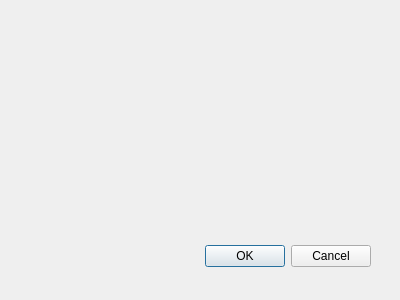
Qt form pipeline_planner_dialog_base.ui (Geosturm/qgis_pipelineplanner) before a commit.
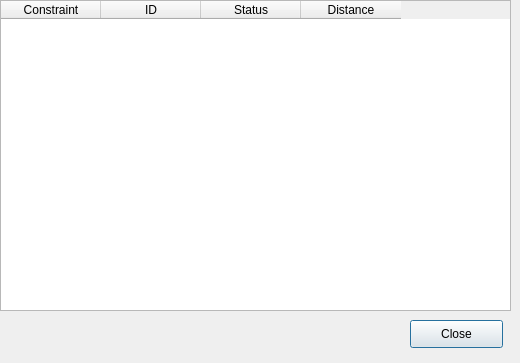
The same form after that commit.

Patch:
```diff
--- a/pipeline_planner_dialog_base.ui
+++ b/pipeline_planner_dialog_base.ui
@@ -1,31 +1,62 @@
-<ui version="4.0" >
- <class>PiplinePlannerDialogBase</class>
- <widget class="QDialog" name="PiplinePlannerDialogBase" >
-  <property name="geometry" >
+<?xml version="1.0" encoding="UTF-8"?>
+<ui version="4.0">
+ <class>dlgPipelineDialog</class>
+ <widget class="QDialog" name="dlgPipelineDialog">
+  <property name="geometry">
    <rect>
     <x>0</x>
     <y>0</y>
-    <width>400</width>
-    <height>300</height>
+    <width>520</width>
+    <height>363</height>
    </rect>
   </property>
   <property name="windowTitle" >
    <string>Pipeline Planner</string>
   </property>
-  <widget class="QDialogButtonBox" name="button_box" >
-   <property name="geometry" >
+  <widget class="QTableWidget" name="tblImpacts">
+   <property name="geometry">
     <rect>
-     <x>30</x>
-     <y>240</y>
-     <width>341</width>
-     <height>32</height>
+     <x>0</x>
+     <y>0</y>
+     <width>511</width>
+     <height>311</height>
     </rect>
    </property>
-   <property name="orientation" >
-    <enum>Qt::Horizontal</enum>
+   <property name="alternatingRowColors">
+    <bool>true</bool>
    </property>
-   <property name="standardButtons" >
-    <set>QDialogButtonBox::Cancel|QDialogButtonBox::Ok</set>
+   <column>
+    <property name="text">
+     <string>Constraint</string>
+    </property>
+   </column>
+   <column>
+    <property name="text">
+     <string>ID</string>
+    </property>
+   </column>
+   <column>
+    <property name="text">
+     <string>Status</string>
+    </property>
+   </column>
+   <column>
+    <property name="text">
+     <string>Distance</string>
+    </property>
+   </column>
+  </widget>
+  <widget class="QPushButton" name="btnPush">
+   <property name="geometry">
+    <rect>
+     <x>410</x>
+     <y>320</y>
+     <width>93</width>
+     <height>28</height>
+    </rect>
+   </property>
+   <property name="text">
+    <string>Close</string>
    </property>
   </widget>
  </widget>
```
Left out of the diff: 36 changed lines with no effect on the pictures.
